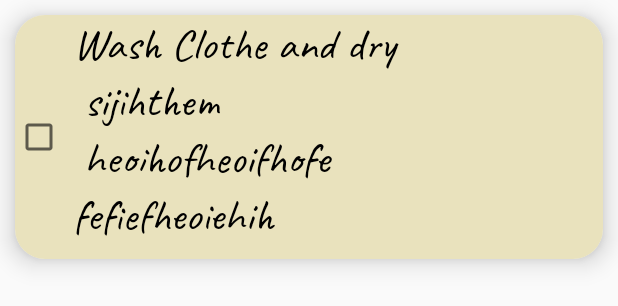
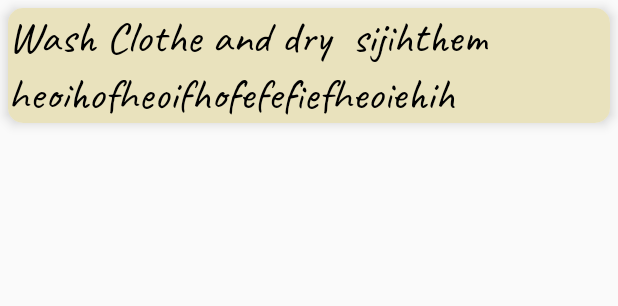
Before and after one commit to impirios/diary, an Android app: the layout task_card.xml on its own in the app's theme, with its tools: preview values and no code run, on a phone screen of 412 x 824 dp. Shown: the top 306 px of the screen. Run offline under Robolectric (Android 15) with nearby library versions, the phone set to English and light mode, and no system bars.

Commit message:
uodated UI

```diff
--- a/app/src/main/java/com/example/diary/MainActivity.java
+++ b/app/src/main/java/com/example/diary/MainActivity.java
@@ -2,14 +2,17 @@ package com.example.diary;
 
 import androidx.annotation.NonNull;
 import androidx.appcompat.app.AppCompatActivity;
+import androidx.recyclerview.widget.GridLayoutManager;
 import androidx.recyclerview.widget.LinearLayoutManager;
 import androidx.recyclerview.widget.RecyclerView;
+import androidx.recyclerview.widget.StaggeredGridLayoutManager;
 
 import android.os.Bundle;
 import android.util.Log;
 import android.view.View;
 import android.widget.CalendarView;
 import android.widget.EditText;
+import android.widget.LinearLayout;
 import android.widget.Toast;
 
 import com.google.android.material.floatingactionbutton.FloatingActionButton;
@@ -46,7 +49,7 @@ public class MainActivity extends AppCompatActivity {
         recyclerView = findViewById(R.id.rcview);
         mAdapter = new RcAdapter(tasks);
         recyclerView.setAdapter(mAdapter);
-        recyclerView.setLayoutManager(new LinearLayoutManager(this));
+        recyclerView.setLayoutManager(new StaggeredGridLayoutManager(2, LinearLayout.VERTICAL));
 
         Add = findViewById(R.id.AddTask);
         Add.setOnClickListener(new View.OnClickListener() {
--- a/app/src/main/java/com/example/diary/RcAdapter.java
+++ b/app/src/main/java/com/example/diary/RcAdapter.java
@@ -16,11 +16,9 @@ public class RcAdapter extends RecyclerView.Adapter<RcAdapter.RcViewHolder> {
     ArrayList<Task> mtasks;
     public static class RcViewHolder extends RecyclerView.ViewHolder{
         TextView mtextview;
-        CheckBox mcheckBox;
         public RcViewHolder(@NonNull View itemView) {
             super(itemView);
             mtextview = itemView.findViewById(R.id.textView);
-            mcheckBox = itemView.findViewById(R.id.checkBox2);
 
         }
     }
@@ -44,9 +42,7 @@ public class RcAdapter extends RecyclerView.Adapter<RcAdapter.RcViewHolder> {
     public void onBindViewHolder(@NonNull RcViewHolder holder, int position) {
         Task task = mtasks.get(position);
         TextView textView = holder.mtextview;
-        CheckBox checkBox = holder.mcheckBox;
         textView.setText(String.valueOf(position+1)+". "+task.getTaskName());
-        checkBox.setChecked(task.getCompleted());
 
     }
 
--- a/app/src/main/res/layout/activity_main.xml
+++ b/app/src/main/res/layout/activity_main.xml
@@ -8,7 +8,7 @@
     <LinearLayout
         android:id="@+id/Date_time"
         android:layout_width="match_parent"
-        android:layout_height="300dp"
+        android:layout_height="wrap_content"
         android:weightSum="10"
         android:orientation="vertical">
 
@@ -21,6 +21,7 @@
             />
 
     </LinearLayout>
+
     <androidx.recyclerview.widget.RecyclerView
         android:id="@+id/rcview"
         android:layout_width="match_parent"
--- a/app/src/main/res/layout/task_card.xml
+++ b/app/src/main/res/layout/task_card.xml
@@ -2,11 +2,11 @@
 <androidx.cardview.widget.CardView
     xmlns:android="http://schemas.android.com/apk/res/android"
     xmlns:app="http://schemas.android.com/apk/res-auto"
-    android:layout_margin="10dp"
-    android:layout_width="match_parent"
+    android:layout_margin="5dp"
+    android:layout_width="wrap_content"
     android:layout_height="wrap_content"
-    app:cardCornerRadius="20dp"
-    app:cardElevation="10dp"
+    app:cardCornerRadius="10dp"
+    app:cardElevation="5dp"
 
     >
     <LinearLayout
@@ -15,33 +15,17 @@
         android:orientation="horizontal"
         android:background="#E9E2BD"
         android:weightSum="10">
-        <CheckBox
-            android:id="@+id/checkBox2"
-            android:layout_width="0dp"
-            android:layout_height="match_parent"
-            android:layout_marginTop="0dp"
-            android:checked="false"
-            android:textColor="#000000"
-            android:fontFamily="@font/indieflower_regular"
-            android:textSize="40sp"
-            android:layout_weight="1" />
 
 
         <TextView
             android:id="@+id/textView"
             android:layout_width="0dp"
             android:layout_height="match_parent"
-            android:layout_weight="9"
-
+            android:layout_weight="10"
             android:fontFamily="@font/caveat_regular"
-            android:text="Wash Clothe and dry \n sijihthem\n heoihofheoifhofe\nfefiefheoiehih"
+            android:text="Wash Clothe and dry  sijihthem heoihofheoifhofefefiefheoiehih"
             android:textColor="#000000"
             android:textSize="30dp" />
 
-
-
-
-
-
     </LinearLayout>
 </androidx.cardview.widget.CardView>
```
Also changed, not shown: 1 other file.
